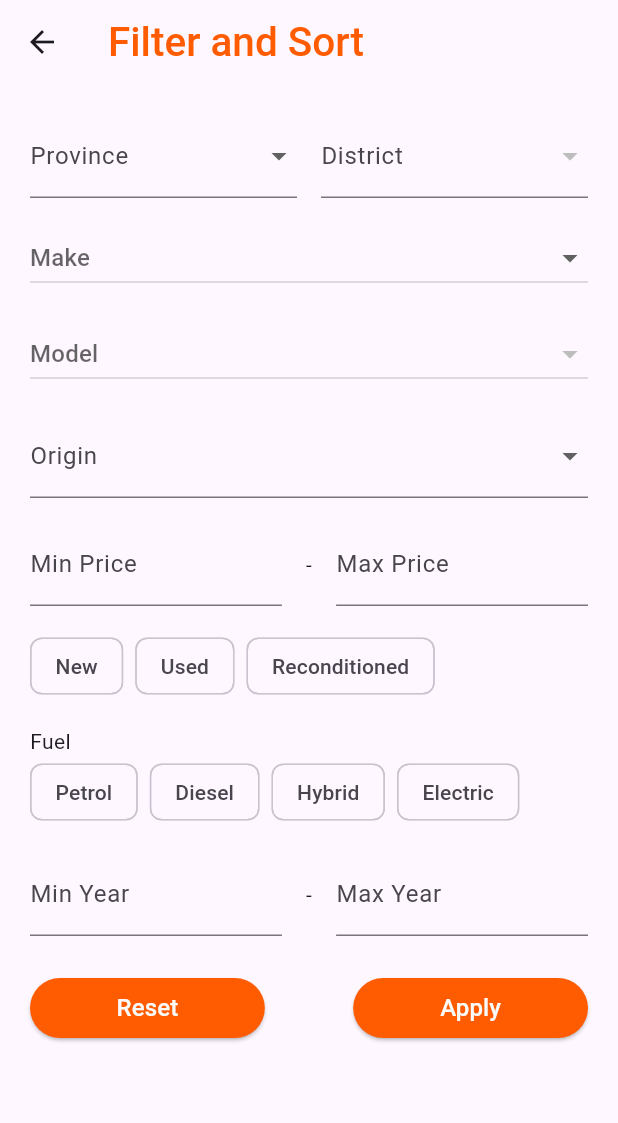
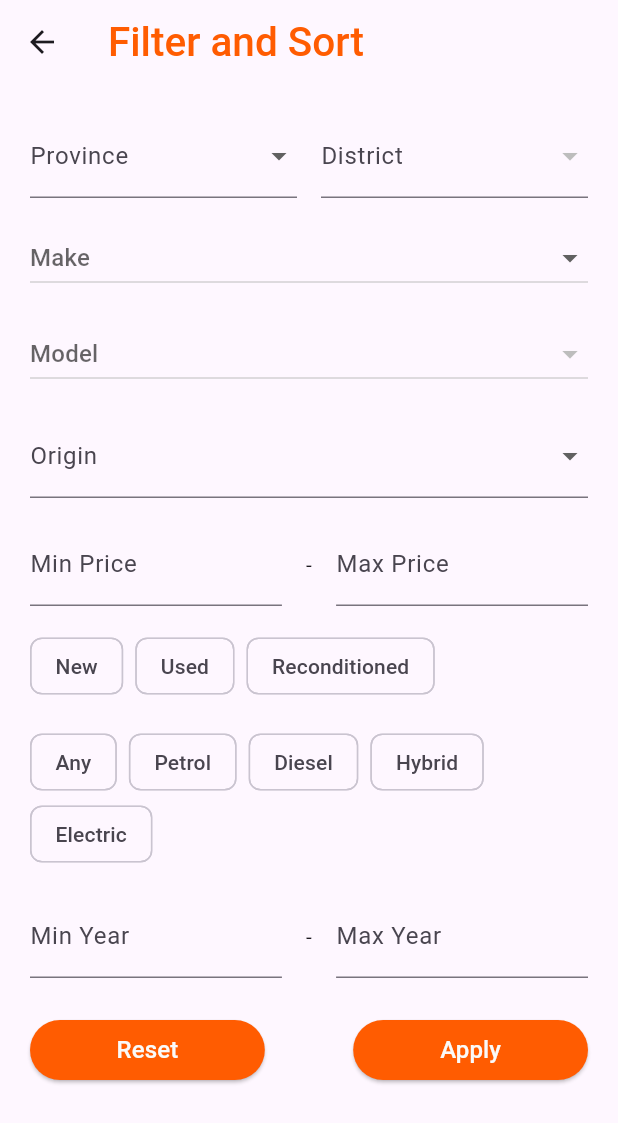
Before and after one commit to TeamTechSamurais/Panchikawatta_Frontend, a Flutter app: the FilterSortScreen screen opened directly, on a phone screen of 412 x 824 dp. Shown: the top 1123 px of the screen. Run offline on Flutter 3.47's test engine with Material 3 defaults, Android fonts, the phone set to English and light mode, and no system bars; our stand-ins replace card_swiper; network calls fail.

Commit message:
backend_connected

```diff
--- a/panchikawatta/lib/dropdowns/fuel.dart
+++ b/panchikawatta/lib/dropdowns/fuel.dart
@@ -1,48 +1,44 @@
-// ignore_for_file: library_private_types_in_public_api
+// ignore_for_file: library_private_types_in_public_api, use_super_parameters
+
 import 'package:flutter/material.dart';
 
-class Fuel extends StatefulWidget {
+class FuelDropdown extends StatefulWidget {
   final String? selectedFuel;
-  final List<String> fuel;
   final void Function(String?) onChanged;
 
-  // ignore: use_super_parameters
-  const Fuel({
+  const FuelDropdown({
     Key? key,
     required this.selectedFuel,
-    required this.fuel,
     required this.onChanged,
   }) : super(key: key);
 
   @override
-  _FuelState createState() => _FuelState();
+  _FuelDropdownState createState() => _FuelDropdownState();
 }
 
-class _FuelState extends State<Fuel> {
+class _FuelDropdownState extends State<FuelDropdown> {
+  final List<String> _fuelOptions = [
+    'Any',
+    'Petrol',
+    'Diesel',
+    'Hybrid',
+    'Electric'
+  ];
+
   @override
   Widget build(BuildContext context) {
-    return DropdownButtonFormField<String>(
-      value: widget.selectedFuel,
-      decoration: InputDecoration(
-        labelText: 'All',
-        filled: true,
-        fillColor: const Color(0xFFEBEBEB),
-        enabledBorder: OutlineInputBorder(
-          borderSide: const BorderSide(color: Color(0xFFEBEBEB), width: 1.0),
-          borderRadius: BorderRadius.circular(10.0),
-        ),
-        focusedBorder: OutlineInputBorder(
-          borderSide: const BorderSide(color: Color(0xFFFF5c01), width: 1.0),
-          borderRadius: BorderRadius.circular(10.0),
-        ),
-      ),
-      items: widget.fuel.map((fuel) {
-        return DropdownMenuItem<String>(
-          value: fuel,
-          child: Text(fuel),
+    return Wrap(
+      spacing: 8,
+      children: _fuelOptions.map((fuel) {
+        return ChoiceChip(
+          label: Text(fuel),
+          selected: widget.selectedFuel == fuel,
+          selectedColor: const Color.fromARGB(255, 248, 159, 112),
+          onSelected: (selected) {
+            widget.onChanged(selected ? fuel : null);
+          },
         );
       }).toList(),
-      onChanged: widget.onChanged,
     );
   }
 }
--- a/panchikawatta/lib/dropdowns/origin.dart
+++ b/panchikawatta/lib/dropdowns/origin.dart
@@ -7,7 +7,14 @@ class OriginDropdown extends StatelessWidget {
   OriginDropdown(
       {super.key, required this.selectedOrigin, required this.onChanged});
 
-  final List<String> origins = ['Japan', 'UK', 'Germany', 'USA', 'India'];
+  final List<String> origins = [
+    'Any',
+    'Japan',
+    'UK',
+    'Germany',
+    'USA',
+    'India'
+  ];
 
   @override
   Widget build(BuildContext context) {
--- a/panchikawatta/lib/dropdowns/vehicle_make.dart
+++ b/panchikawatta/lib/dropdowns/vehicle_make.dart
@@ -14,6 +14,7 @@ class VehicleMake extends StatefulWidget {
 
 class _VehicleMakeState extends State<VehicleMake> {
   final List<String> _vehicleMakes = [
+    'Any',
     'Toyota',
     'Honda',
     'Nissan',
--- a/panchikawatta/lib/dropdowns/vehicle_model.dart
+++ b/panchikawatta/lib/dropdowns/vehicle_model.dart
@@ -33,6 +33,7 @@ class _VehicleModelState extends State<VehicleModel> {
 }
 
 Map<String, List<String>> vehicleMakeToModels = {
+  'Any': ['Any'],
   'Toyota': ['Corolla', 'Vitz', 'Prius', 'Hilux', 'Land Cruiser'],
   'Honda': ['Civic', 'Fit', 'Accord', 'CR-V', 'HR-V'],
   'Nissan': ['Leaf', 'Sunny', 'Juke', 'X-Trail', 'Navara'],
--- a/panchikawatta/lib/screens/filter_sort.dart
+++ b/panchikawatta/lib/screens/filter_sort.dart
@@ -1,9 +1,10 @@
-// ignore_for_file: library_private_types_in_public_api, prefer_const_constructors
+// ignore_for_file: use_super_parameters, library_private_types_in_public_api
 
 import 'package:flutter/material.dart';
 import 'package:panchikawatta/components/custom_button.dart';
 import 'package:panchikawatta/dropdowns/condition.dart';
 import 'package:panchikawatta/dropdowns/district.dart';
+import 'package:panchikawatta/dropdowns/fuel.dart';
 import 'package:panchikawatta/dropdowns/origin.dart';
 import 'package:panchikawatta/dropdowns/province.dart';
 import 'package:panchikawatta/dropdowns/vehicle_make.dart';
@@ -11,7 +12,7 @@ import 'package:panchikawatta/dropdowns/vehicle_model.dart';
 import 'package:panchikawatta/screens/search_page.dart';
 
 class FilterSortScreen extends StatefulWidget {
-  const FilterSortScreen({super.key});
+  const FilterSortScreen({Key? key}) : super(key: key);
 
   @override
   _FilterSortScreenState createState() => _FilterSortScreenState();
@@ -26,15 +27,11 @@ class _FilterSortScreenState extends State<FilterSortScreen> {
   String? selectedMinYear;
   String? selectedMaxYear;
 
-  final List<String> origins = ['Japan', 'UK', 'Germany', 'USA', 'India'];
-  final List<String> conditions = ['New', 'Used', 'Reconditioned'];
-  final List<String> fuelTypes = ['Petrol', 'Diesel', 'Hybrid', 'Electric'];
-
   final TextEditingController minPriceController = TextEditingController();
   final TextEditingController maxPriceController = TextEditingController();
 
   Set<String> selectedConditions = {};
-  Set<String> selectedFuelTypes = {};
+  String? selectedFuel;
 
   get minYearController => null;
 
@@ -49,7 +46,7 @@ class _FilterSortScreenState extends State<FilterSortScreen> {
 
     return Scaffold(
       appBar: AppBar(
-        title: Text(
+        title: const Text(
           'Filter and Sort',
           style: TextStyle(
             color: Color(0xFFFF5C01),
@@ -76,7 +73,7 @@ class _FilterSortScreenState extends State<FilterSortScreen> {
                     },
                   ),
                 ),
-                SizedBox(width: 16),
+                const SizedBox(width: 16),
                 Expanded(
                   child: DistrictDropdown(
                     selectedDistrict: selectedDistrict,
@@ -90,7 +87,7 @@ class _FilterSortScreenState extends State<FilterSortScreen> {
                 ),
               ],
             ),
-            SizedBox(height: 16),
+            const SizedBox(height: 16),
             VehicleMake(
               selectedMake: selectedVehicleMake,
               onChanged: (String? make) {
@@ -100,7 +97,7 @@ class _FilterSortScreenState extends State<FilterSortScreen> {
                 });
               },
             ),
-            SizedBox(height: 16),
+            const SizedBox(height: 16),
             VehicleModel(
               selectedModel: selectedModel,
               models: models,
@@ -110,7 +107,7 @@ class _FilterSortScreenState extends State<FilterSortScreen> {
                 });
               },
             ),
-            SizedBox(height: 16),
+            const SizedBox(height: 16),
             OriginDropdown(
               selectedOrigin: selectedOrigin,
               onChanged: (String? origin) {
@@ -119,29 +116,29 @@ class _FilterSortScreenState extends State<FilterSortScreen> {
                 });
               },
             ),
-            SizedBox(height: 16),
+            const SizedBox(height: 16),
             Row(
               children: [
                 Expanded(
                   child: TextField(
                     controller: minPriceController,
                     keyboardType: TextInputType.number,
-                    decoration: InputDecoration(labelText: 'Min Price'),
+                    decoration: const InputDecoration(labelText: 'Min Price'),
                   ),
                 ),
-                SizedBox(width: 16),
-                Text('-'),
-                SizedBox(width: 16),
+                const SizedBox(width: 16),
+                const Text('-'),
+                const SizedBox(width: 16),
                 Expanded(
                   child: TextField(
                     controller: maxPriceController,
                     keyboardType: TextInputType.number,
-                    decoration: InputDecoration(labelText: 'Max Price'),
+                    decoration: const InputDecoration(labelText: 'Max Price'),
                   ),
                 ),
               ],
             ),
-            SizedBox(height: 16),
+            const SizedBox(height: 16),
             ConditionDropdown(
               selectedConditions: selectedConditions,
               onChanged: (Set<String> conditions) {
@@ -150,50 +147,38 @@ class _FilterSortScreenState extends State<FilterSortScreen> {
                 });
               },
             ),
-            SizedBox(height: 16),
-            Text('Fuel'),
-            Wrap(
-              spacing: 8,
-              children: fuelTypes.map((fuel) {
-                return ChoiceChip(
-                  label: Text(fuel),
-                  selected: selectedFuelTypes.contains(fuel),
-                  selectedColor: Color.fromARGB(255, 248, 159, 112),
-                  onSelected: (selected) {
+            const SizedBox(height: 16),
+            FuelDropdown(
+              selectedFuel: selectedFuel,
+              onChanged: (String? fuel) {
                 setState(() {
-                      if (selected) {
-                        selectedFuelTypes.add(fuel);
-                      } else {
-                        selectedFuelTypes.remove(fuel);
-                      }
+                  selectedFuel = fuel;
                 });
               },
-                );
-              }).toList(),
             ),
-            SizedBox(height: 16),
+            const SizedBox(height: 16),
             Row(
               children: [
                 Expanded(
                   child: TextField(
                     controller: minYearController,
                     keyboardType: TextInputType.number,
-                    decoration: InputDecoration(labelText: 'Min Year'),
+                    decoration: const InputDecoration(labelText: 'Min Year'),
                   ),
                 ),
-                SizedBox(width: 16),
-                Text('-'),
-                SizedBox(width: 16),
+                const SizedBox(width: 16),
+                const Text('-'),
+                const SizedBox(width: 16),
                 Expanded(
                   child: TextField(
                     controller: maxYearController,
                     keyboardType: TextInputType.number,
-                    decoration: InputDecoration(labelText: 'Max Year'),
+                    decoration: const InputDecoration(labelText: 'Max Year'),
                   ),
                 ),
               ],
             ),
-            SizedBox(height: 24),
+            const SizedBox(height: 24),
             Row(
               mainAxisAlignment: MainAxisAlignment.spaceBetween,
               children: [
@@ -210,20 +195,22 @@ class _FilterSortScreenState extends State<FilterSortScreen> {
                       minPriceController.clear();
                       maxPriceController.clear();
                       selectedConditions.clear();
-                        selectedFuelTypes.clear();
+                      selectedFuel = null; // Clear selected fuel
                     });
                   },
-                    text: 'Reset'),
+                  text: 'Reset',
+                ),
                 CustomButton(
                   onPressed: () {
                     Navigator.push(
                       context,
                       MaterialPageRoute(
-                          builder: (context) => search_page(),
+                        builder: (context) => const search_page(),
                       ),
                     );
                   },
-                    text: 'Apply')
+                  text: 'Apply',
+                ),
               ],
             ),
           ],
```
Also changed, not shown: panchikawatta/lib/screens/search_page.dart (+7 -7 lines), panchikawatta/lib/services/api_services.dart (+6 -4 lines). Lines whose indentation alone changed are shown as unchanged.
